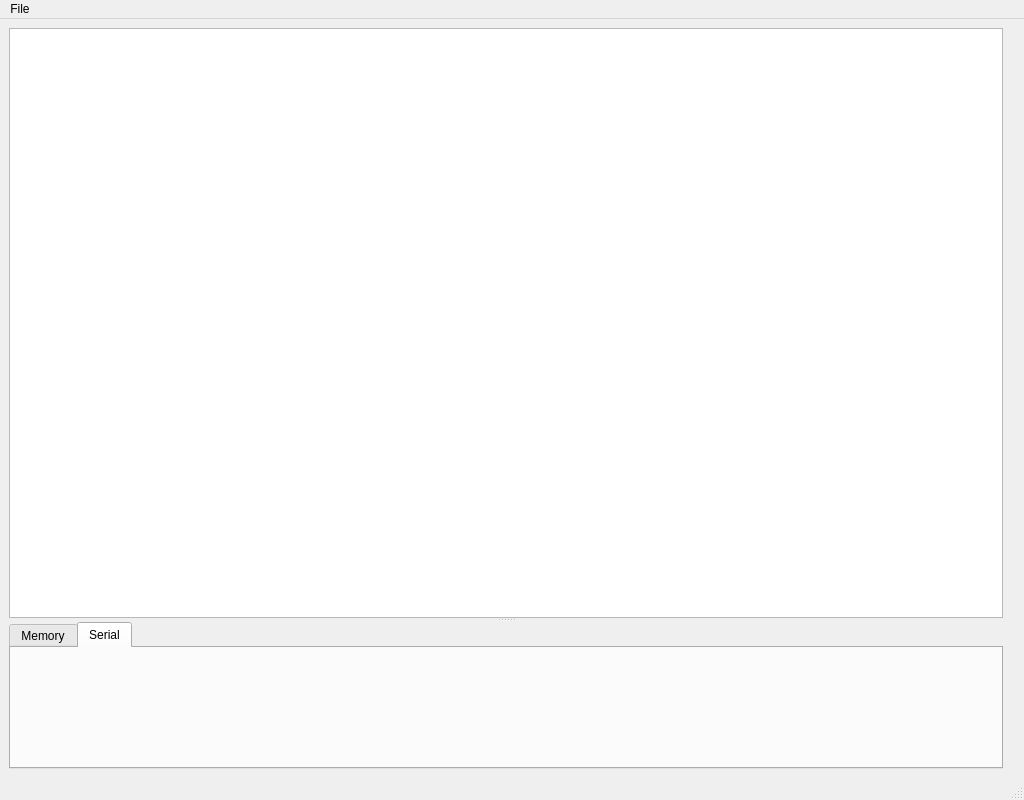
Above: Qt/windows/debugwindow.ui from RocketRope/Gameboy-Emulator before the change. Below: the same form after it.
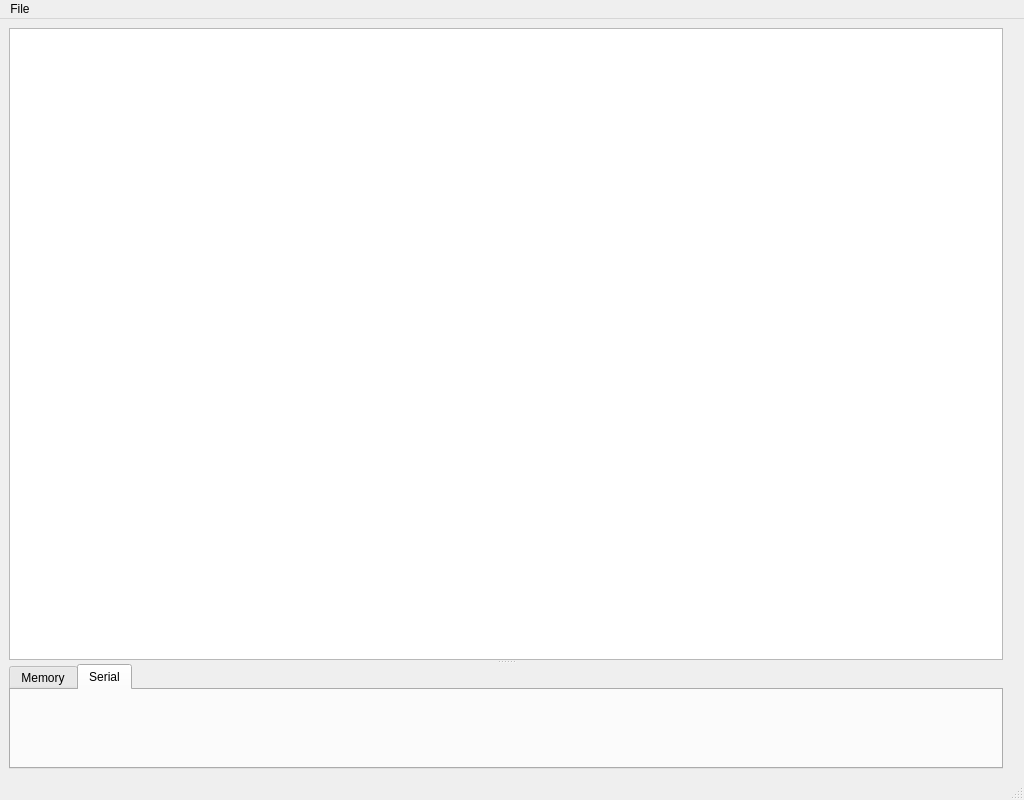
That is the form after the change. Custom widgets are drawn as their Qt base class.

Commit message: Qt serial widget added

```diff
--- a/Qt/windows/debugwindow.ui
+++ b/Qt/windows/debugwindow.ui
@@ -77,8 +77,20 @@
          <string>Serial</string>
         </attribute>
         <layout class="QVBoxLayout" name="verticalLayout">
+         <property name="leftMargin">
+          <number>1</number>
+         </property>
+         <property name="topMargin">
+          <number>1</number>
+         </property>
+         <property name="rightMargin">
+          <number>1</number>
+         </property>
+         <property name="bottomMargin">
+          <number>1</number>
+         </property>
          <item>
-          <widget class="QWidget" name="widget" native="true"/>
+          <widget class="SerialWidget" name="serial" native="true"/>
          </item>
         </layout>
        </widget>
@@ -153,6 +165,12 @@
    <header>memorywidget.h</header>
    <container>1</container>
   </customwidget>
+  <customwidget>
+   <class>SerialWidget</class>
+   <extends>QWidget</extends>
+   <header>serialwidget.h</header>
+   <container>1</container>
+  </customwidget>
  </customwidgets>
  <resources/>
  <connections/>
```
The commit also changes 7 other files.
